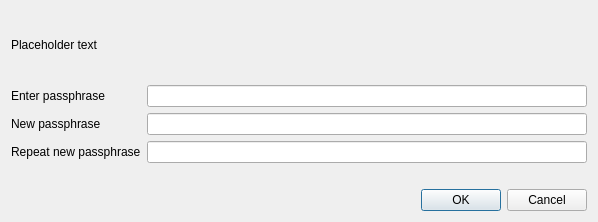
unitusdev/unitus, file src/qt/forms/askpassphrasedialog.ui: the form before one commit.
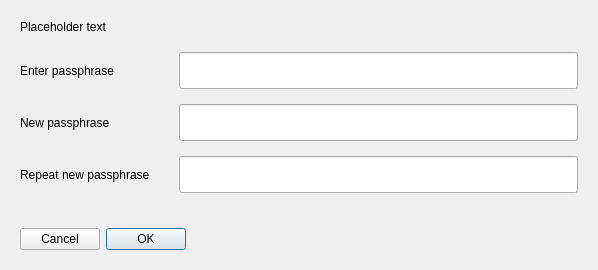
The form after the commit.

Diff of the .ui file:
```diff
--- a/src/qt/forms/askpassphrasedialog.ui
+++ b/src/qt/forms/askpassphrasedialog.ui
@@ -7,7 +7,7 @@
     <x>0</x>
     <y>0</y>
     <width>598</width>
-    <height>222</height>
+    <height>244</height>
    </rect>
   </property>
   <property name="sizePolicy">
@@ -29,6 +29,18 @@
    <property name="sizeConstraint">
     <enum>QLayout::SetMinimumSize</enum>
    </property>
+   <property name="leftMargin">
+    <number>20</number>
+   </property>
+   <property name="topMargin">
+    <number>20</number>
+   </property>
+   <property name="rightMargin">
+    <number>20</number>
+   </property>
+   <property name="bottomMargin">
+    <number>20</number>
+   </property>
    <item>
     <widget class="QLabel" name="warningLabel">
      <property name="text">
@@ -50,8 +62,20 @@
      <property name="fieldGrowthPolicy">
       <enum>QFormLayout::AllNonFixedFieldsGrow</enum>
      </property>
+     <property name="verticalSpacing">
+      <number>15</number>
+     </property>
+     <property name="topMargin">
+      <number>12</number>
+     </property>
      <item row="0" column="0">
       <widget class="QLabel" name="passLabel1">
+       <property name="minimumSize">
+        <size>
+         <width>0</width>
+         <height>37</height>
+        </size>
+       </property>
        <property name="text">
         <string>Enter passphrase</string>
        </property>
@@ -59,6 +83,12 @@
      </item>
      <item row="0" column="1">
       <widget class="QLineEdit" name="passEdit1">
+       <property name="minimumSize">
+        <size>
+         <width>0</width>
+         <height>37</height>
+        </size>
+       </property>
        <property name="echoMode">
         <enum>QLineEdit::Password</enum>
        </property>
@@ -66,6 +96,12 @@
      </item>
      <item row="1" column="0">
       <widget class="QLabel" name="passLabel2">
+       <property name="minimumSize">
+        <size>
+         <width>0</width>
+         <height>37</height>
+        </size>
+       </property>
        <property name="text">
         <string>New passphrase</string>
        </property>
@@ -73,6 +109,12 @@
      </item>
      <item row="1" column="1">
       <widget class="QLineEdit" name="passEdit2">
+       <property name="minimumSize">
+        <size>
+         <width>0</width>
+         <height>37</height>
+        </size>
+       </property>
        <property name="echoMode">
         <enum>QLineEdit::Password</enum>
        </property>
@@ -80,15 +122,14 @@
      </item>
      <item row="2" column="0">
       <widget class="QLabel" name="passLabel3">
-       <property name="text">
-        <string>Repeat new passphrase</string>
+       <property name="minimumSize">
+        <size>
+         <width>0</width>
+         <height>37</height>
+        </size>
        </property>
-      </widget>
-     </item>
-     <item row="2" column="1">
-      <widget class="QLineEdit" name="passEdit3">
-       <property name="echoMode">
-        <enum>QLineEdit::Password</enum>
+       <property name="text">
+        <string>Repeat new passphrase       </string>
        </property>
       </widget>
      </item>
@@ -108,10 +149,26 @@
        </property>
       </widget>
      </item>
+     <item row="2" column="1">
+      <widget class="QLineEdit" name="passEdit3">
+       <property name="minimumSize">
+        <size>
+         <width>0</width>
+         <height>37</height>
+        </size>
+       </property>
+       <property name="echoMode">
+        <enum>QLineEdit::Password</enum>
+       </property>
+      </widget>
+     </item>
     </layout>
    </item>
    <item>
     <widget class="QDialogButtonBox" name="buttonBox">
+     <property name="layoutDirection">
+      <enum>Qt::RightToLeft</enum>
+     </property>
      <property name="orientation">
       <enum>Qt::Horizontal</enum>
      </property>
```
